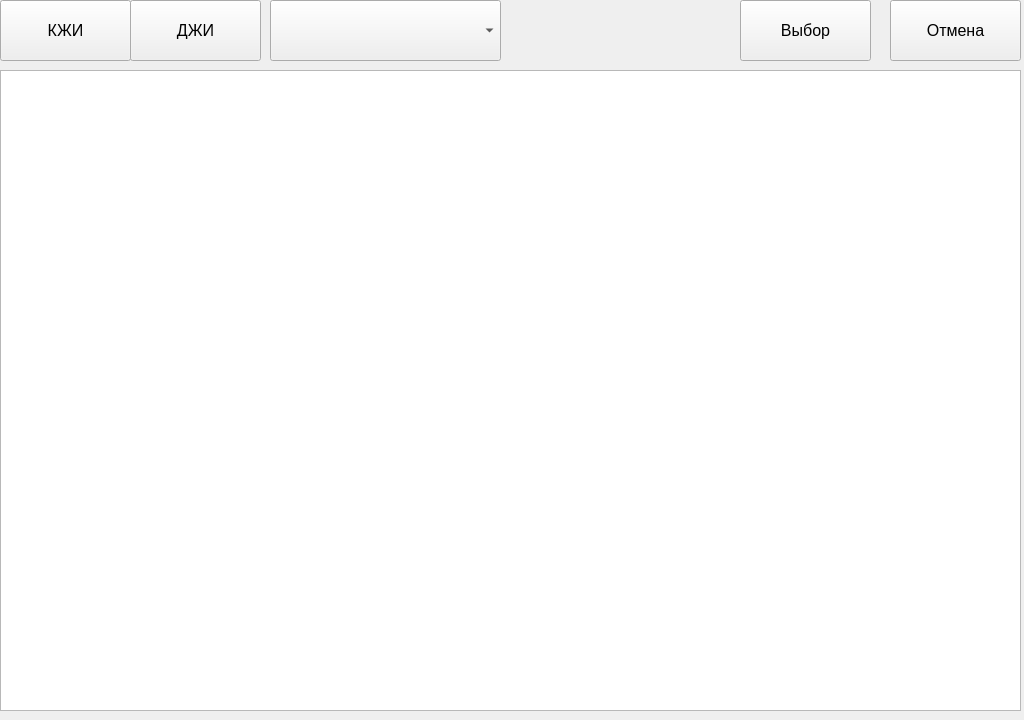
The window that samplejournal.ui (beeleph/PanelRegata2) describes before a commit, drawn with Qt 5.
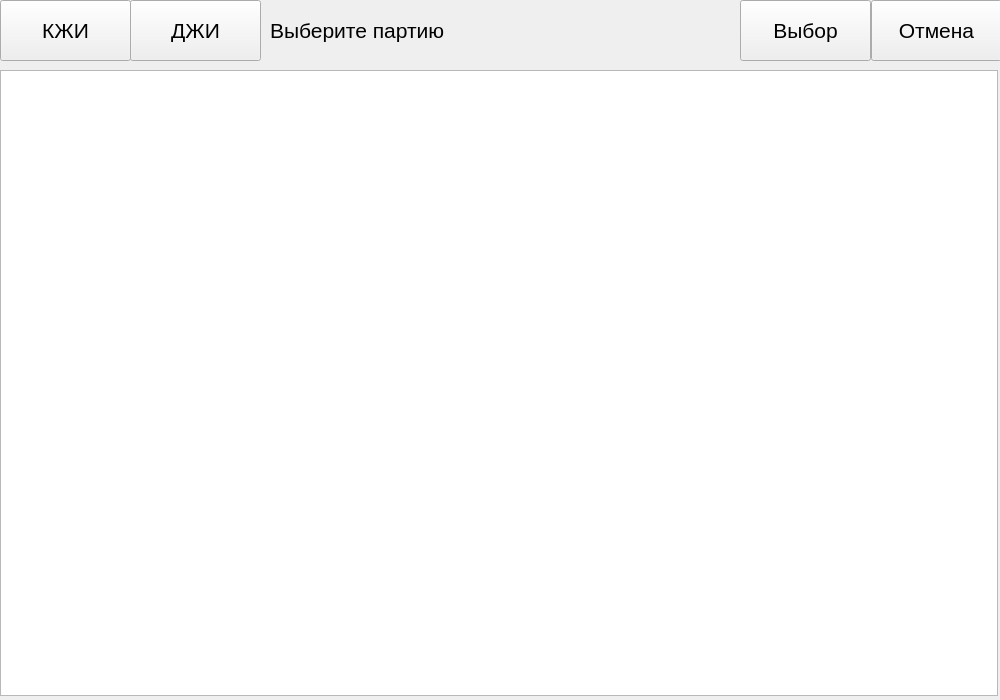
The same window after the commit.

Diff of the .ui file:
```diff
--- a/samplejournal.ui
+++ b/samplejournal.ui
@@ -6,8 +6,8 @@
    <rect>
     <x>0</x>
     <y>0</y>
-    <width>1024</width>
-    <height>720</height>
+    <width>1000</width>
+    <height>700</height>
    </rect>
   </property>
   <property name="windowTitle">
@@ -24,7 +24,7 @@
    </property>
    <property name="font">
     <font>
-     <pointsize>12</pointsize>
+     <pointsize>16</pointsize>
     </font>
    </property>
    <property name="text">
@@ -45,7 +45,7 @@
    </property>
    <property name="font">
     <font>
-     <pointsize>12</pointsize>
+     <pointsize>16</pointsize>
     </font>
    </property>
    <property name="text">
@@ -55,28 +55,13 @@
     <bool>true</bool>
    </property>
   </widget>
-  <widget class="QComboBox" name="comboBox">
-   <property name="geometry">
-    <rect>
-     <x>270</x>
-     <y>0</y>
-     <width>231</width>
-     <height>61</height>
-    </rect>
-   </property>
-   <property name="font">
-    <font>
-     <pointsize>12</pointsize>
-    </font>
-   </property>
-  </widget>
   <widget class="QTableView" name="tableView">
    <property name="geometry">
     <rect>
      <x>0</x>
      <y>70</y>
-     <width>1021</width>
-     <height>641</height>
+     <width>998</width>
+     <height>626</height>
     </rect>
    </property>
    <property name="editTriggers">
@@ -92,7 +77,7 @@
   <widget class="QPushButton" name="cancelButton">
    <property name="geometry">
     <rect>
-     <x>890</x>
+     <x>871</x>
      <y>0</y>
      <width>131</width>
      <height>61</height>
@@ -100,7 +85,7 @@
    </property>
    <property name="font">
     <font>
-     <pointsize>12</pointsize>
+     <pointsize>16</pointsize>
     </font>
    </property>
    <property name="text">
@@ -118,13 +103,31 @@
    </property>
    <property name="font">
     <font>
-     <pointsize>12</pointsize>
+     <pointsize>16</pointsize>
     </font>
    </property>
    <property name="text">
     <string>Выбор</string>
    </property>
   </widget>
+  <widget class="QLabel" name="label">
+   <property name="geometry">
+    <rect>
+     <x>270</x>
+     <y>0</y>
+     <width>461</width>
+     <height>61</height>
+    </rect>
+   </property>
+   <property name="font">
+    <font>
+     <pointsize>16</pointsize>
+    </font>
+   </property>
+   <property name="text">
+    <string>Выберите партию</string>
+   </property>
+  </widget>
  </widget>
  <resources/>
  <connections/>
```
